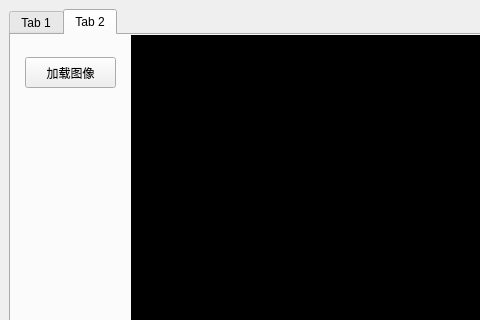
Above: code/CCD_D/mainwindow.ui from Lotso-ww/-QT_studying before the change; both pictures show x 0 to 480 and y 0 to 320 of the 804 by 512 pixel window. Below: the same form after it.
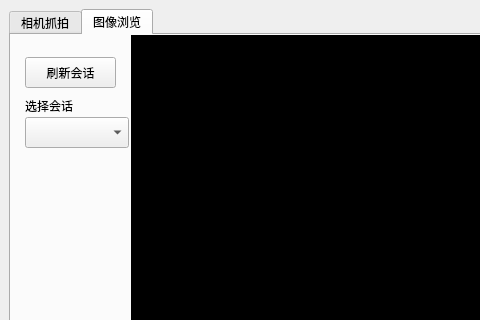
That is the form after the change.

The edit to the form file:
```diff
--- a/code/CCD_D/mainwindow.ui
+++ b/code/CCD_D/mainwindow.ui
@@ -22,7 +22,7 @@
       </property>
       <widget class="QWidget" name="tab">
        <attribute name="title">
-        <string>Tab 1</string>
+        <string>相机抓拍</string>
        </attribute>
        <widget class="QPushButton" name="btn_connect">
         <property name="geometry">
@@ -224,7 +224,7 @@
       </widget>
       <widget class="QWidget" name="tab_2">
        <attribute name="title">
-        <string>Tab 2</string>
+        <string>图像浏览</string>
        </attribute>
        <widget class="QLabel" name="label">
         <property name="geometry">
@@ -377,7 +377,30 @@
          </rect>
         </property>
         <property name="text">
-         <string>加载图像</string>
+          <string>刷新会话</string>
+         </property>
+        </widget>
+        <widget class="QLabel" name="label_session">
+         <property name="geometry">
+          <rect>
+           <x>14</x>
+           <y>60</y>
+           <width>91</width>
+           <height>21</height>
+          </rect>
+         </property>
+         <property name="text">
+          <string>选择会话</string>
+         </property>
+        </widget>
+        <widget class="QComboBox" name="combo_session">
+         <property name="geometry">
+          <rect>
+           <x>14</x>
+           <y>82</y>
+           <width>104</width>
+           <height>31</height>
+          </rect>
         </property>
        </widget>
       </widget>
```
Lines whose indentation alone changed are shown as unchanged.
